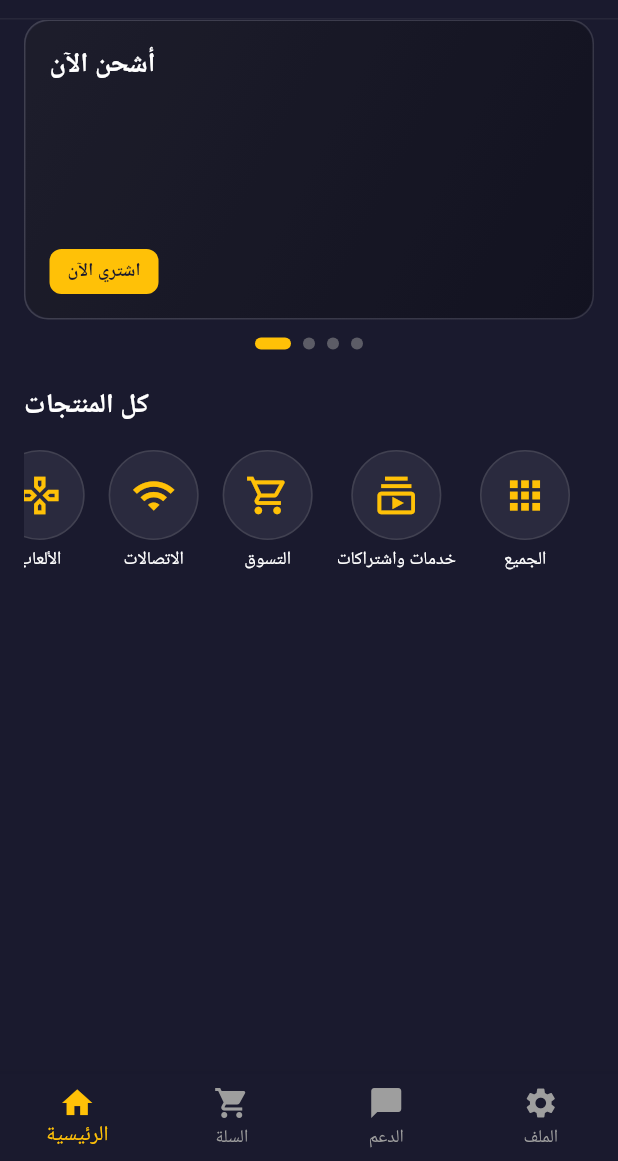
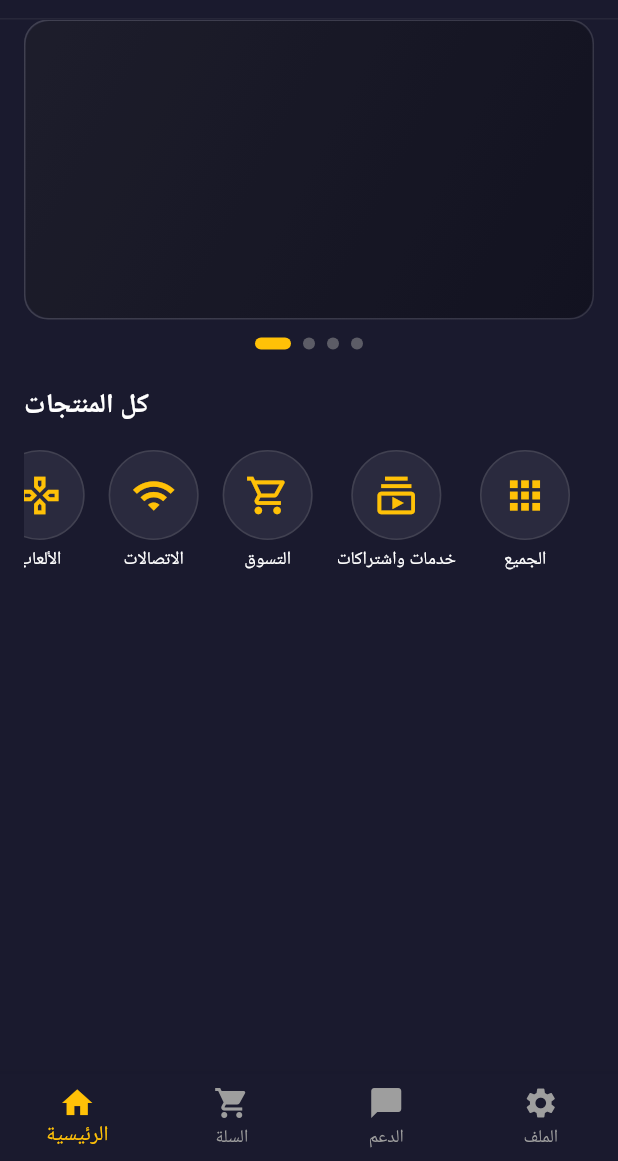
Before and after one commit to Ratluzen2/Ratlozen-Services, a Flutter app: the screen it shows after launch, on a phone screen of 412 x 824 dp, the part 75-1236 px from its top. Run offline on Flutter 3.47's test engine with Material 3 defaults, Android fonts, the phone set to English and light mode, and no system bars; our stand-ins replace sqflite; accounts and stored records are empty; Roboto replaces fonts that are missing (Cairo).

Commit message:
feat: إزالة النصوص وزر 'اشتري الآن' من الأشرطة الإعلانية المتحركة في الشاشة الرئيسية

```diff
--- a/lib/main.dart
+++ b/lib/main.dart
@@ -216,12 +216,6 @@ class _HomePageState extends State<HomePage> {
   }
 
   Widget _buildCarouselItem(int index) {
-    final List<String> titles = [
-      'أشحن الآن',
-      'عروض خاصة',
-      'منتجات جديدة',
-      'خصومات حصرية',
-    ];
 
     return Container(
       margin: const EdgeInsets.symmetric(horizontal: 16),
@@ -250,41 +244,7 @@ class _HomePageState extends State<HomePage> {
             ),
           ),
           // Content
-          Padding(
-            padding: const EdgeInsets.all(16),
-            child: Column(
-              crossAxisAlignment: CrossAxisAlignment.start,
-              mainAxisAlignment: MainAxisAlignment.spaceBetween,
-              children: [
-                // Title
-                Text(
-                  titles[index],
-                  style: const TextStyle(
-                    color: Colors.white,
-                    fontSize: 18,
-                    fontWeight: FontWeight.bold,
-                  ),
-                  textDirection: TextDirection.rtl,
-                ),
-                // Button
-                Container(
-                  padding: const EdgeInsets.symmetric(horizontal: 12, vertical: 6),
-                  decoration: BoxDecoration(
-                    color: const Color(0xFFFFC107),
-                    borderRadius: BorderRadius.circular(8),
-                  ),
-                  child: const Text(
-                    'اشتري الآن',
-                    style: TextStyle(
-                      color: Color(0xFF1A1A2E),
-                      fontSize: 12,
-                      fontWeight: FontWeight.bold,
-                    ),
-                  ),
-                ),
-              ],
-            ),
-          ),
+	          // Content removed as requested
         ],
       ),
     );
```
